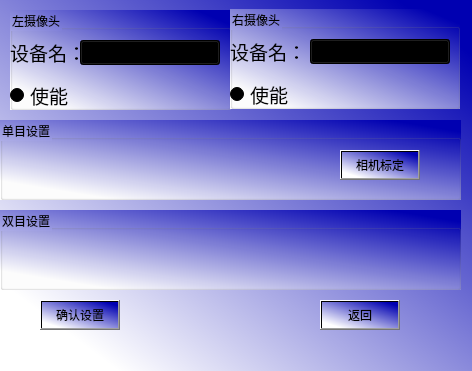
The window that camerasetting_dialog.ui (SWX-TJ/DoubleCameraVision) describes before a commit, drawn with Qt 5.
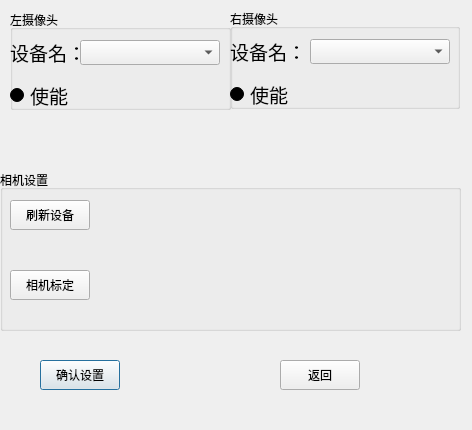
The same window after the commit.

What changed in the file:
```diff
--- a/camerasetting_dialog.ui
+++ b/camerasetting_dialog.ui
@@ -7,15 +7,14 @@
     <x>0</x>
     <y>0</y>
     <width>472</width>
-    <height>371</height>
+    <height>430</height>
    </rect>
   </property>
   <property name="windowTitle">
    <string>Dialog</string>
   </property>
   <property name="styleSheet">
-   <string notr="true">background-color: qlineargradient(spread:pad, x1:0.136, y1:0.892, x2:0.920455, y2:0.074, stop:0 rgba(255, 255, 255, 255), stop:1 rgba(0, 0, 177, 255));
-font: 14pt &quot;华文新魏&quot;;</string>
+   <string notr="true">font: 14pt &quot;华文新魏&quot;;</string>
   </property>
   <widget class="QGroupBox" name="Left_CameraGroup">
    <property name="geometry">
@@ -167,7 +166,7 @@
    <property name="geometry">
     <rect>
      <x>40</x>
-     <y>300</y>
+     <y>360</y>
      <width>80</width>
      <height>30</height>
     </rect>
@@ -179,8 +178,8 @@
   <widget class="QPushButton" name="ReturnBtn">
    <property name="geometry">
     <rect>
-     <x>320</x>
-     <y>300</y>
+     <x>280</x>
+     <y>360</y>
      <width>80</width>
      <height>30</height>
     </rect>
@@ -193,19 +192,19 @@
    <property name="geometry">
     <rect>
      <x>0</x>
-     <y>120</y>
+     <y>170</y>
      <width>461</width>
-     <height>80</height>
+     <height>161</height>
     </rect>
    </property>
    <property name="title">
-    <string>单目设置</string>
+    <string>相机设置</string>
    </property>
    <widget class="QPushButton" name="CalibrationSingleCamera">
     <property name="geometry">
      <rect>
-      <x>340</x>
-      <y>30</y>
+      <x>10</x>
+      <y>100</y>
       <width>80</width>
       <height>30</height>
      </rect>
@@ -214,19 +213,19 @@
      <string>相机标定</string>
     </property>
    </widget>
-  </widget>
-  <widget class="QGroupBox" name="TwiceCameraset">
+   <widget class="QPushButton" name="updateDevBtn">
    <property name="geometry">
     <rect>
-     <x>0</x>
-     <y>210</y>
-     <width>461</width>
-     <height>80</height>
-    </rect>
-   </property>
-   <property name="title">
-    <string>双目设置</string>
-   </property>
+      <x>10</x>
+      <y>30</y>
+      <width>80</width>
+      <height>30</height>
+     </rect>
+    </property>
+    <property name="text">
+     <string>刷新设备</string>
+    </property>
+   </widget>
   </widget>
  </widget>
  <resources/>
```
Lines whose indentation alone changed are shown as unchanged.
